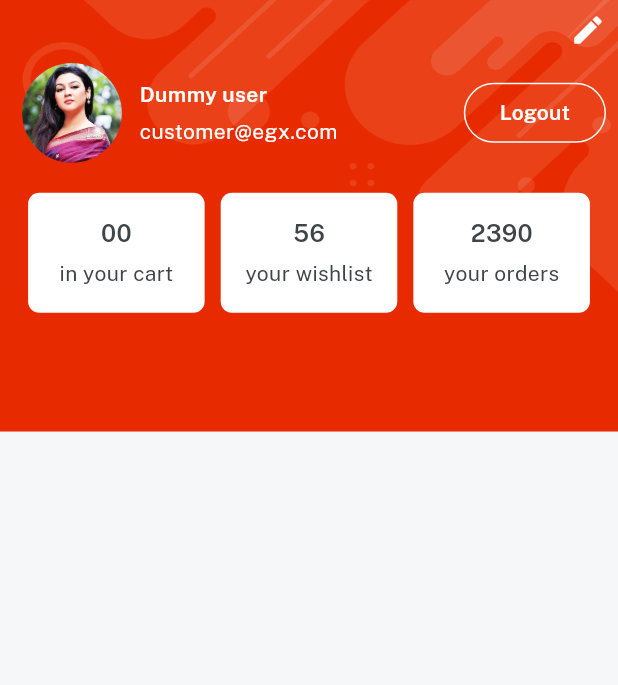
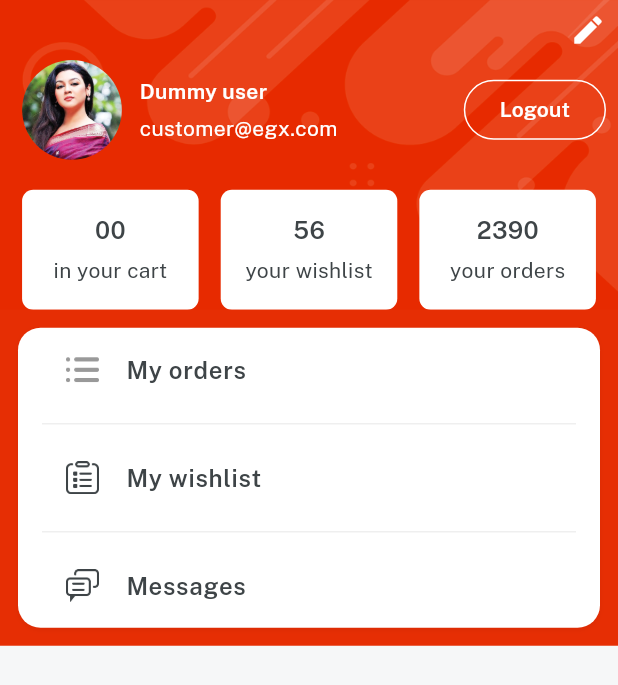
Before and after one commit to AbdullahProjects/eemart, a Flutter app: the ProfileScreen screen opened directly, on a phone screen of 412 x 824 dp. Shown: the top 685 px of the screen. Run offline on Flutter 3.47's test engine with Material 3 defaults, Android fonts, the light colour scheme and no system bars; our stand-ins replace cloud_firestore, firebase_auth, firebase_core, get, velocity_x; accounts and stored records are empty.

Commit message:
complete profilling stage

```diff
--- a/lib/consts/lists.dart
+++ b/lib/consts/lists.dart
@@ -62,4 +62,6 @@ const itemDetailButtonList = [
   "Support Policy"
 ];
 
-//
+// profile screen
+const profileButtonList = ["My orders", "My wishlist", "Messages"];
+const profileButtonIcon = [icOrder, icOrders, icMessages];
--- a/lib/views/profile_screen/profile_screen.dart
+++ b/lib/views/profile_screen/profile_screen.dart
@@ -1,7 +1,11 @@
 import 'package:eemart/consts/consts.dart';
+import 'package:eemart/consts/lists.dart';
+import 'package:eemart/controllers/auth_controller.dart';
+import 'package:eemart/views/auth_screen/login_screen.dart';
 import 'package:eemart/views/profile_screen/components/detail_Card.dart';
 import 'package:eemart/widgets_common/bg_widget.dart';
 import 'package:flutter/material.dart';
+import 'package:get/get.dart';
 
 class ProfileScreen extends StatelessWidget {
   const ProfileScreen({super.key});
@@ -11,20 +15,22 @@ class ProfileScreen extends StatelessWidget {
     return bgWidget(
         child: Scaffold(
       body: SafeArea(
-          child: Container(
-        padding: const EdgeInsets.all(8),
           child: Column(
         children: [
           // edit profile button
-            const Align(
+          Padding(
+            padding: const EdgeInsets.all(8.0),
+            child: const Align(
                 alignment: Alignment.topRight,
                 child: Icon(
                   Icons.edit,
                   color: Colors.white,
                 )).onTap(() {}),
-            10.heightBox,
+          ),
           // user details section
-            Row(
+          Padding(
+            padding: const EdgeInsets.symmetric(horizontal: 8),
+            child: Row(
               children: [
                 Image.asset(
                   imgProfile2,
@@ -46,9 +52,13 @@ class ProfileScreen extends StatelessWidget {
                 OutlinedButton(
                     style: OutlinedButton.styleFrom(
                         side: const BorderSide(color: Colors.white, width: 1)),
-                    onPressed: () {},
+                    onPressed: () async {
+                      await Get.put(AuthController()).signOutMethod(context);
+                      Get.offAll(() => const LoginScreen());
+                    },
                     child: "Logout".text.fontFamily(semibold).white.make())
               ],
+            ),
           ),
           // cards
           20.heightBox,
@@ -69,10 +79,39 @@ class ProfileScreen extends StatelessWidget {
                   title: "your orders")
             ],
           ),
-            //
-            20.heightBox,
+          // buttons list
+          ListView.separated(
+                  shrinkWrap: true,
+                  itemBuilder: (BuildContext context, int index) {
+                    return ListTile(
+                      leading: Image.asset(
+                        profileButtonIcon[index],
+                        width: 22,
+                      ),
+                      title: profileButtonList[index]
+                          .text
+                          .fontFamily(semibold)
+                          .color(darkFontGrey)
+                          .make(),
+                    );
+                  },
+                  separatorBuilder: (context, index) {
+                    return const Divider(
+                      color: lightGrey,
+                    );
+                  },
+                  itemCount: profileButtonList.length)
+              .box
+              .white
+              .rounded
+              .shadowSm
+              .margin(const EdgeInsets.all(12))
+              .padding(const EdgeInsets.symmetric(horizontal: 16))
+              .make()
+              .box
+              .color(redColor)
+              .make()
         ],
-        ),
       )),
     ));
   }
```
Lines whose indentation alone changed are shown as unchanged.
